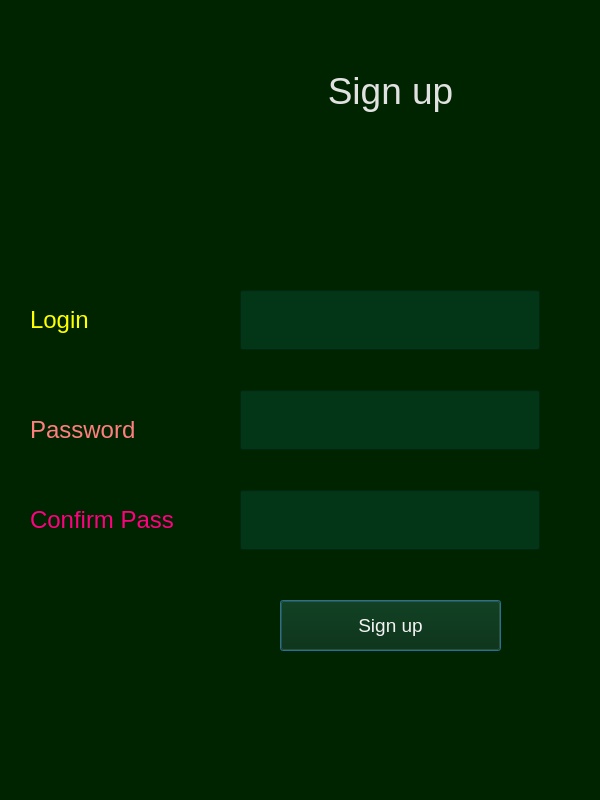
Old version of the form SignInWindow.ui in the repository Skripkon/App-for-learning-English-LANGOD.
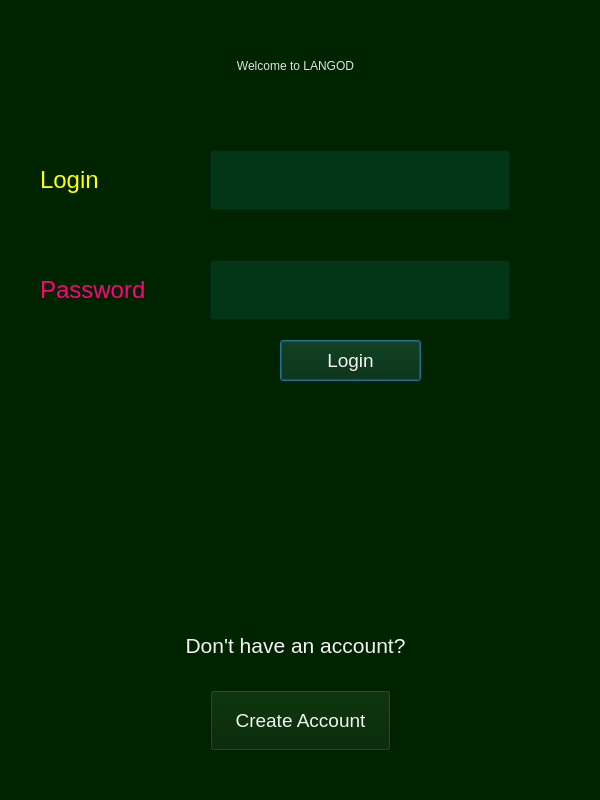
New version of the form.

Diff of the .ui file:
```diff
--- a/SignInWindow.ui
+++ b/SignInWindow.ui
@@ -20,17 +20,18 @@
   <widget class="QLabel" name="label">
    <property name="geometry">
     <rect>
-     <x>240</x>
-     <y>40</y>
-     <width>301</width>
-     <height>101</height>
+     <x>60</x>
+     <y>30</y>
+     <width>471</width>
+     <height>71</height>
     </rect>
    </property>
    <property name="styleSheet">
-    <string notr="true">color:rgb(225, 225, 225); font-size:28pt;</string>
+    <string notr="true">color:rgb(225, 225, 225); 
+font: 75 italic 30pt &quot;Z003&quot;;</string>
    </property>
    <property name="text">
-    <string>Sign up</string>
+    <string>Welcome to LANGOD</string>
    </property>
    <property name="alignment">
     <set>Qt::AlignCenter</set>
@@ -39,9 +40,9 @@
   <widget class="QLabel" name="label_2">
    <property name="geometry">
     <rect>
-     <x>30</x>
-     <y>290</y>
-     <width>190</width>
+     <x>40</x>
+     <y>150</y>
+     <width>81</width>
      <height>60</height>
     </rect>
    </property>
@@ -57,8 +58,8 @@
   <widget class="QLineEdit" name="email">
    <property name="geometry">
     <rect>
-     <x>240</x>
-     <y>290</y>
+     <x>210</x>
+     <y>150</y>
      <width>300</width>
      <height>60</height>
     </rect>
@@ -73,23 +74,26 @@
 selection-color: rgb(46, 194, 126);
 background-color: rgb(3, 54, 22)</string>
    </property>
-   <property name="frame">
-    <bool>true</bool>
+   <property name="placeholderText">
+    <string/>
+   </property>
+   <property name="clearButtonEnabled">
+    <bool>false</bool>
    </property>
   </widget>
   <widget class="QLineEdit" name="password">
    <property name="geometry">
     <rect>
-     <x>240</x>
-     <y>390</y>
+     <x>210</x>
+     <y>260</y>
      <width>300</width>
      <height>60</height>
     </rect>
    </property>
    <property name="styleSheet">
-    <string notr="true">border-color: rgb(255, 255, 255);
-font-size:14pt; color:rgb(243, 243, 243);
+    <string notr="true">font-size:14pt; color:rgb(243, 243, 243);
 selection-background-color: rgb(255, 255, 255);
+border-color: rgb(255, 255, 255);
 selection-color: rgb(46, 194, 126);
 background-color: rgb(3, 54, 22)</string>
    </property>
@@ -100,15 +104,15 @@
   <widget class="QLabel" name="label_3">
    <property name="geometry">
     <rect>
-     <x>30</x>
-     <y>400</y>
-     <width>190</width>
+     <x>40</x>
+     <y>260</y>
+     <width>141</width>
      <height>60</height>
     </rect>
    </property>
    <property name="styleSheet">
     <string notr="true">font-size:18pt;
- color:rgb(255, 127, 127);
+ color:rgb(255, 0, 127);
 border-color: rgb(255, 255, 255);</string>
    </property>
    <property name="text">
@@ -119,56 +123,63 @@
    <property name="geometry">
     <rect>
      <x>280</x>
-     <y>600</y>
-     <width>221</width>
+     <y>340</y>
+     <width>141</width>
+     <height>41</height>
+    </rect>
+   </property>
+   <property name="styleSheet">
+    <string notr="true">color:rgb(255, 0, 255);
+font-size:14pt; 
+color:rgb(243, 243, 243);
+</string>
+   </property>
+   <property name="text">
+    <string>Login</string>
+   </property>
+  </widget>
+  <widget class="QLabel" name="label_4">
+   <property name="geometry">
+    <rect>
+     <x>150</x>
+     <y>620</y>
+     <width>291</width>
      <height>51</height>
     </rect>
    </property>
    <property name="styleSheet">
     <string notr="true">color:rgb(255, 0, 255);
+font-size:16pt; color:rgb(243, 243, 243);</string>
+   </property>
+   <property name="text">
+    <string>Don't have an account?</string>
+   </property>
+   <property name="textFormat">
+    <enum>Qt::MarkdownText</enum>
+   </property>
+   <property name="alignment">
+    <set>Qt::AlignCenter</set>
+   </property>
+   <property name="margin">
+    <number>0</number>
+   </property>
+  </widget>
+  <widget class="QPushButton" name="createaccbutton">
+   <property name="geometry">
+    <rect>
+     <x>210</x>
+     <y>690</y>
+     <width>181</width>
+     <height>61</height>
+    </rect>
+   </property>
+   <property name="styleSheet">
+    <string notr="true">color:rgb(255, 0, 255);
 font-size:14pt; 
 color:rgb(243, 243, 243);</string>
    </property>
    <property name="text">
-    <string>Sign up</string>
-   </property>
-  </widget>
-  <widget class="QLineEdit" name="confirmpass">
-   <property name="geometry">
-    <rect>
-     <x>240</x>
-     <y>490</y>
-     <width>300</width>
-     <height>60</height>
-    </rect>
-   </property>
-   <property name="styleSheet">
-    <string notr="true">border-color: rgb(255, 255, 255);
-font-size:14pt; color:rgb(243, 243, 243);
-selection-background-color: rgb(255, 255, 255);
-selection-color: rgb(46, 194, 126);
-background-color: rgb(3, 54, 22)</string>
-   </property>
-   <property name="text">
-    <string/>
-   </property>
-  </widget>
-  <widget class="QLabel" name="label_4">
-   <property name="geometry">
-    <rect>
-     <x>30</x>
-     <y>490</y>
-     <width>190</width>
-     <height>60</height>
-    </rect>
-   </property>
-   <property name="styleSheet">
-    <string notr="true">font-size:18pt;
- color:rgb(255, 0, 127);
-border-color: rgb(255, 255, 255);</string>
-   </property>
-   <property name="text">
-    <string>Confirm Pass</string>
+    <string>Create Account</string>
    </property>
   </widget>
   <zorder>label</zorder>
```
Left out of the diff: 9 changed lines with no effect on the pictures.
